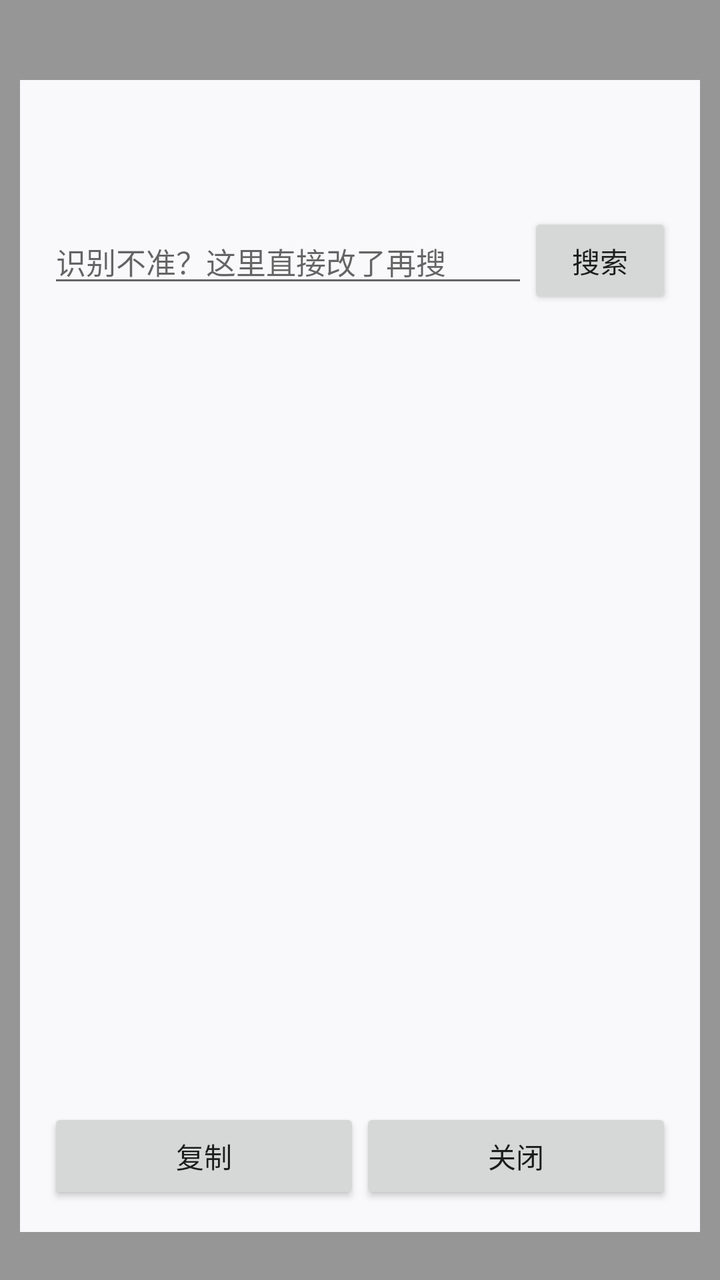
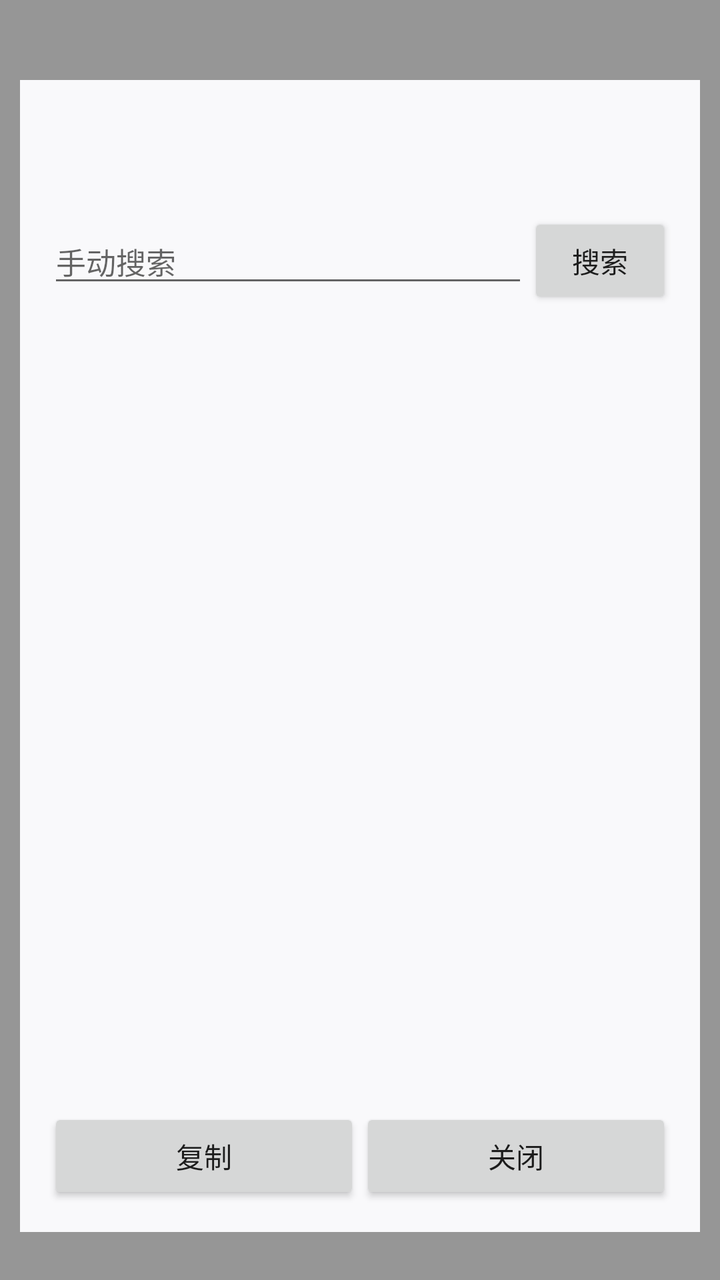

Before-and-after screenshots of an Android layout around one commit, followed by the original layout XML and the change that was made.
<!-- AndroidManifest.xml: application theme Theme.StudentLookup -->
<!-- res/layout/result_card.xml -->
<?xml version="1.0" encoding="utf-8"?>
<LinearLayout xmlns:android="http://schemas.android.com/apk/res/android"
    android:layout_width="match_parent"
    android:layout_height="match_parent"
    android:background="#66000000"
    android:gravity="top|center_horizontal"
    android:orientation="vertical"
    android:paddingTop="40dp"
    android:paddingBottom="24dp">

    <LinearLayout
        android:id="@+id/card_root"
        android:layout_width="match_parent"
        android:layout_height="match_parent"
        android:layout_marginHorizontal="10dp"
        android:background="@color/card_bg"
        android:orientation="vertical"
        android:padding="14dp">

        <TextView
            android:id="@+id/tv_title"
            android:layout_width="match_parent"
            android:layout_height="wrap_content"
            android:textColor="@color/text_primary"
            android:textSize="17sp"
            android:textStyle="bold" />

        <TextView
            android:id="@+id/tv_status"
            android:layout_width="match_parent"
            android:layout_height="wrap_content"
            android:layout_marginTop="6dp"
            android:textSize="13sp" />

        
        <LinearLayout
            android:layout_width="match_parent"
            android:layout_height="wrap_content"
            android:layout_marginTop="6dp"
            android:orientation="horizontal">

            <EditText
                android:id="@+id/et_search"
                android:layout_width="0dp"
                android:layout_height="wrap_content"
                android:layout_weight="1"
                android:hint="识别不准？这里直接改了再搜"
                android:inputType="text"
                android:maxLines="1"
                android:textSize="15sp" />

            <Button
                android:id="@+id/btn_search"
                android:layout_width="wrap_content"
                android:layout_height="wrap_content"
                android:minWidth="72dp"
                android:text="搜索" />
        </LinearLayout>

        
        <ScrollView
            android:id="@+id/scroll_suggest"
            android:layout_width="match_parent"
            android:layout_height="wrap_content"
            android:layout_marginTop="-2dp"
            android:background="@drawable/suggest_panel"
            android:scrollbars="vertical"
            android:visibility="gone">

            <LinearLayout
                android:id="@+id/suggest_list"
                android:layout_width="match_parent"
                android:layout_height="wrap_content"
                android:orientation="vertical" />
        </ScrollView>

        <ScrollView
            android:id="@+id/scroll_body"
            android:layout_width="match_parent"
            android:layout_height="0dp"
            android:layout_marginTop="8dp"
            android:layout_weight="1"
            android:scrollbars="vertical">

            <LinearLayout
                android:id="@+id/container_students"
                android:layout_width="match_parent"
                android:layout_height="wrap_content"
                android:orientation="vertical" />
        </ScrollView>

        <LinearLayout
            android:layout_width="match_parent"
            android:layout_height="wrap_content"
            android:layout_marginTop="6dp"
            android:orientation="horizontal">

            <Button
                android:id="@+id/btn_back"
                android:layout_width="0dp"
                android:layout_height="wrap_content"
                android:layout_weight="1"
                android:text="← 返回"
                android:visibility="gone" />

            <Button
                android:id="@+id/btn_copy"
                android:layout_width="0dp"
                android:layout_height="wrap_content"
                android:layout_weight="1"
                android:text="复制" />

            <Button
                android:id="@+id/btn_close"
                android:layout_width="0dp"
                android:layout_height="wrap_content"
                android:layout_weight="1"
                android:text="关闭" />
        </LinearLayout>
    </LinearLayout>
</LinearLayout>
<!-- resources referenced by this layout -->
<resources>
  <color name="card_bg">#F9F9FB</color>
  <color name="text_primary">#1A1A1A</color>
  <!-- drawable suggest_panel (drawable) -->
  <?xml version="1.0" encoding="utf-8"?>
  <shape xmlns:android="http://schemas.android.com/apk/res/android"
      android:shape="rectangle">
      <solid android:color="#FFFFFF" />
      <stroke android:width="1dp" android:color="#409EFF" />
      <corners android:radius="4dp" />
  </shape>
  <style name="Theme.StudentLookup" parent="Theme.AppCompat.DayNight.NoActionBar">
          <item name="colorPrimary">@color/purple_500</item>
          <item name="colorPrimaryDark">@color/purple_700</item>
          <item name="colorAccent">@color/teal_200</item>
      </style>
  <color name="purple_500">#6750A4</color>
  <color name="purple_700">#4F378B</color>
  <color name="teal_200">#03DAC5</color>
</resources>

<!-- the commit's change to res/layout/result_card.xml (unified diff, before → after) -->
@@ -44,7 +44,7 @@
                 android:layout_width="0dp"
                 android:layout_height="wrap_content"
                 android:layout_weight="1"
-                android:hint="识别不准？这里直接改了再搜"
+                android:hint="手动搜索"
                 android:inputType="text"
                 android:maxLines="1"
                 android:textSize="15sp" />
